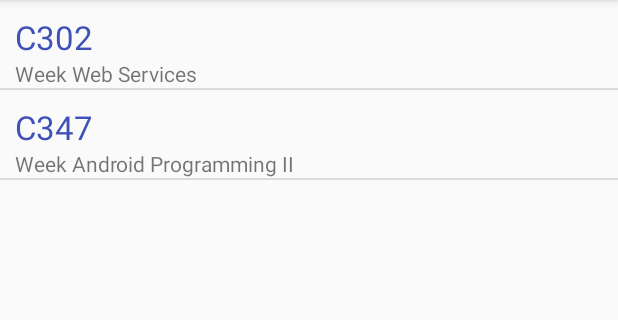
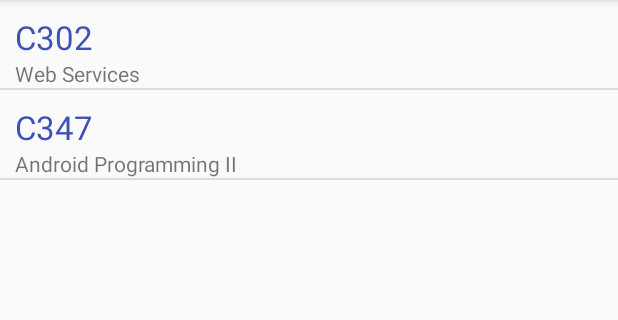
Before and after one commit to Hong-Liang/P03__APII_PS, an Android app: the screen it shows after launch (MainActivity), on a phone screen of 412 x 824 dp, the part 84-404 px from its top. Run offline under Robolectric (Android 15) with nearby library versions, the phone set to English and light mode, and no system bars.

Commit message:
Final Commit

```diff
--- a/app/src/main/java/com/example/p03__apii_ps/ModAdapter.java
+++ b/app/src/main/java/com/example/p03__apii_ps/ModAdapter.java
@@ -40,7 +40,7 @@ public class ModAdapter extends ArrayAdapter<Module> {
         tvMC.setText(s.getModuleCode());
 
         tvMN = (TextView) rowView.findViewById(R.id.tvModuleName);
-        tvMN.setText("Week " + s.getModuleName());
+        tvMN.setText(s.getModuleName());
         return rowView;
     }
 }
```
